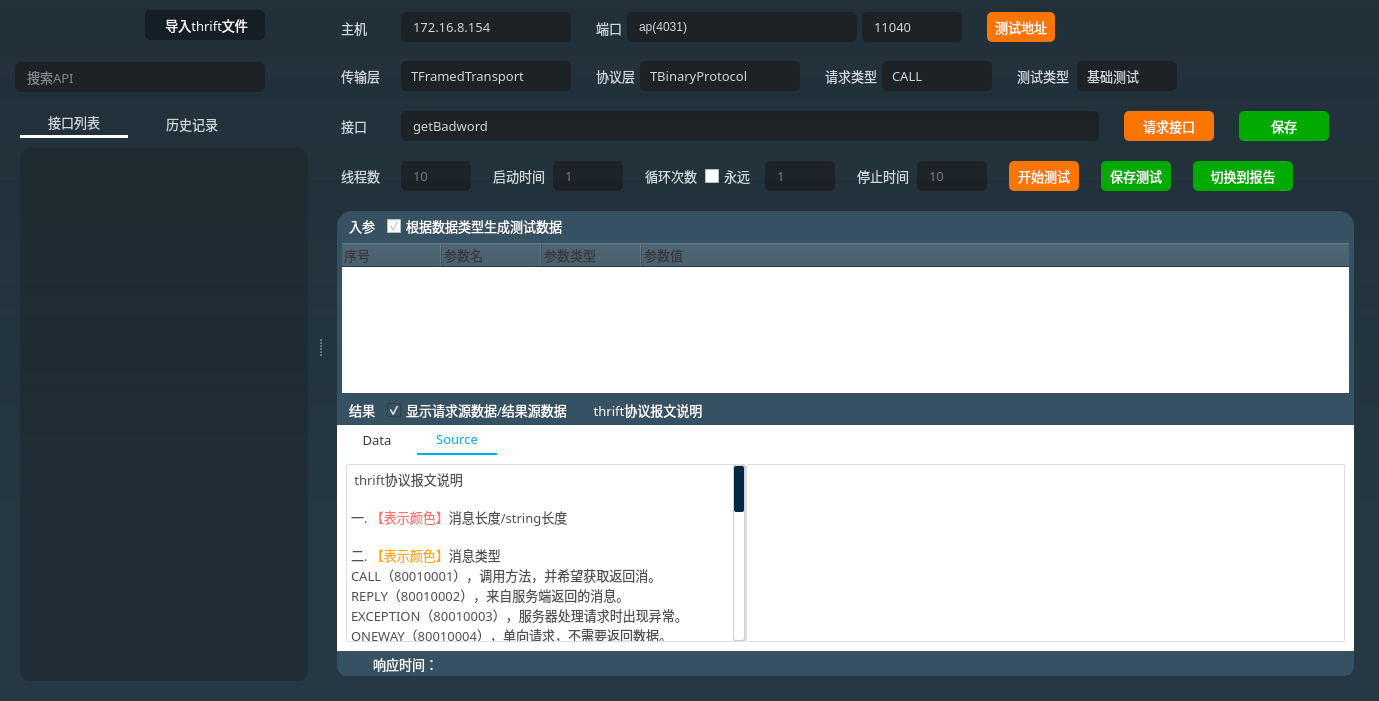
This is source/thriftwidget.ui in HuaGouFdog/Fdog-Kit as Qt 5 draws it before an edit. The edited form follows.
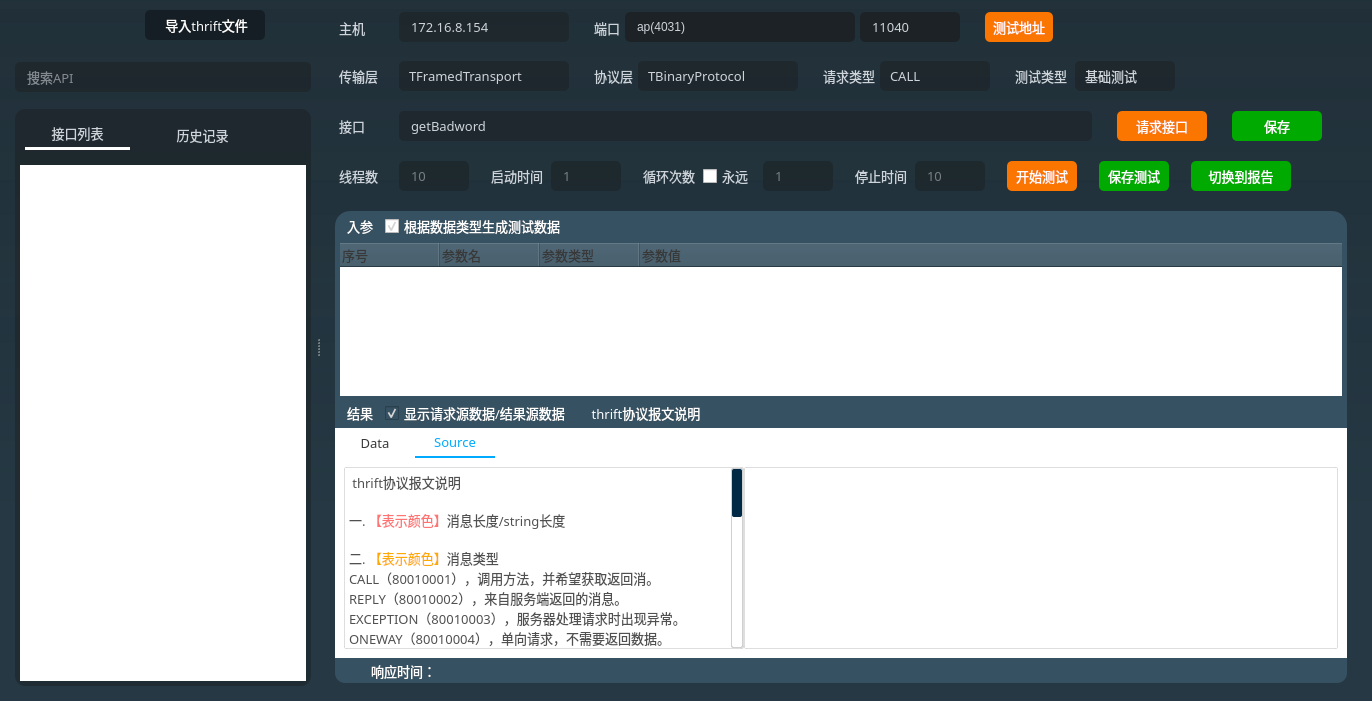
This is the edited form. Icons and pictures are not drawn.

Commit message: 修复跨thrift文件解析不了的问题，修复QMap当key是string遍历顺序问题

What changed in the file:
```diff
--- a/source/thriftwidget.ui
+++ b/source/thriftwidget.ui
@@ -6,7 +6,7 @@
    <rect>
     <x>0</x>
     <y>0</y>
-    <width>1379</width>
+    <width>1372</width>
     <height>701</height>
    </rect>
   </property>
@@ -96,7 +96,7 @@
      <widget class="QWidget" name="widget_left" native="true">
       <property name="minimumSize">
        <size>
-        <width>260</width>
+        <width>280</width>
         <height>0</height>
        </size>
       </property>
@@ -180,7 +180,7 @@
         <number>5</number>
        </property>
        <item>
-        <widget class="QWidget" name="widget_9" native="true">
+        <widget class="QWidget" name="widget_imprt_thrift" native="true">
          <property name="minimumSize">
           <size>
            <width>0</width>
@@ -301,7 +301,7 @@
         </widget>
        </item>
        <item>
-        <widget class="QWidget" name="widget_8" native="true">
+        <widget class="QWidget" name="widget_thrift_search" native="true">
          <property name="minimumSize">
           <size>
            <width>0</width>
@@ -325,7 +325,7 @@
             </property>
             <property name="maximumSize">
              <size>
-              <width>250</width>
+              <width>5999</width>
               <height>30</height>
              </size>
             </property>
@@ -340,7 +340,7 @@
              <string notr="true">QLineEdit{
 color: rgb(231, 238, 244);
 border-radius: 14px;
-background-color: rgb(25, 25, 25, 155);
+background-color: rgb(25, 25, 25, 100);
 border: 0px solid rgba(255, 255, 255, 0);
 border-radius: 5px;
 padding-left:10px;
@@ -352,22 +352,30 @@
             </property>
            </widget>
           </item>
-          <item>
-           <spacer name="horizontalSpacer_24">
-            <property name="orientation">
-             <enum>Qt::Horizontal</enum>
-            </property>
-            <property name="sizeHint" stdset="0">
-             <size>
-              <width>40</width>
-              <height>20</height>
-             </size>
-            </property>
-           </spacer>
-          </item>
          </layout>
         </widget>
        </item>
+       <item>
+        <widget class="QWidget" name="widget_thrift_api" native="true">
+         <property name="styleSheet">
+          <string notr="true">#widget_thrift_api {
+background-color: rgba(25, 25, 25, 100);
+border-radius: 10px;
+}</string>
+         </property>
+         <layout class="QVBoxLayout" name="verticalLayout_3">
+          <property name="leftMargin">
+           <number>0</number>
+          </property>
+          <property name="topMargin">
+           <number>10</number>
+          </property>
+          <property name="rightMargin">
+           <number>0</number>
+          </property>
+          <property name="bottomMargin">
+           <number>0</number>
+          </property>
        <item>
         <widget class="QTabWidget" name="tabWidget">
          <property name="font">
@@ -402,10 +410,10 @@
 	color:#ced4da;    /*设置tab中的文本的颜色*/
 	border-top-left-radius: 5px;    /*设置tab的边框的圆角（左上圆角）*/
 	border-top-right-radius: 5px;    /*设置tab的边框的圆角（右上圆角）*/
-	width:100px;
-	padding: 4px;
-	margin-right:5px;
-	margin-left: 5px;
+	width:95px;
+	padding: 5px;
+	margin-right:10px;
+	margin-left:10px;
 }
  
 /*设置TabWidget中QTabBar的tab被选中时的样式*/
@@ -449,6 +457,12 @@
           <number>0</number>
          </property>
          <widget class="QWidget" name="tab_2">
+             <property name="styleSheet">
+              <string notr="true">#tab_2{
+border-radius: 5px;
+background-color: rgba(28, 35, 39, 0);
+}</string>
+             </property>
           <attribute name="icon">
            <iconset resource="lib.qrc">
             <normaloff>:/lib/file2.png</normaloff>:/lib/file2.png</iconset>
@@ -461,16 +475,16 @@
             <number>6</number>
            </property>
            <property name="leftMargin">
-            <number>5</number>
+               <number>0</number>
            </property>
            <property name="topMargin">
             <number>10</number>
            </property>
            <property name="rightMargin">
-            <number>5</number>
+               <number>0</number>
            </property>
            <property name="bottomMargin">
-            <number>5</number>
+               <number>0</number>
            </property>
            <item>
             <widget class="QTreeWidget" name="treeWidget_api">
@@ -483,7 +497,7 @@
              </property>
              <property name="styleSheet">
               <string notr="true">QTreeWidget{
-background-color: rgba(25, 25, 25, 80);
+/*background-color: rgba(25, 25, 25, 100);*/
 border: 0px solid rgba(212, 212, 212, 50);
 border-radius: 10px;
 padding:5px;
@@ -515,7 +529,7 @@
 
 QScrollBar::handle:horizontal {
     height: 8px;
-	background-color: rgb(239, 239, 239);
+	background-color: rgba(239, 239, 239, 100);
     /*滚动条两端变成椭圆 */
     border-radius: 2px;
     min-height: 0;
@@ -574,6 +588,9 @@
        </item>
       </layout>
      </widget>
+       </item>
+      </layout>
+     </widget>
      <widget class="QWidget" name="widget_right" native="true">
       <property name="styleSheet">
        <string notr="true">
@@ -671,7 +688,7 @@
         <number>15</number>
        </property>
        <property name="bottomMargin">
-        <number>10</number>
+        <number>3</number>
        </property>
        <item>
         <widget class="QWidget" name="widget_6" native="true">
@@ -807,7 +824,7 @@
              <string notr="true">QLineEdit{
 color:#ced4da;
 border-radius: 14px;
-background-color: rgb(25, 25, 25, 155);
+background-color: rgb(25, 25, 25, 100);
 border: 0px solid rgba(255, 255, 255, 0);
 border-radius: 5px;
 padding-left:10px;
@@ -1264,7 +1281,7 @@
 	border:0px solid #8a8a8a;
 	color: rgb(138, 138, 138);
 	border-radius:5px;
-	background-color: rgb(25, 25, 25, 155);
+	background-color: rgb(25, 25, 25, 100);
 	padding-left:10px;
 	
 	font: 10pt &quot;OPPOSans B&quot;;
@@ -1695,7 +1712,7 @@
              <string notr="true">QLineEdit{
 color:#ced4da;
 border-radius: 14px;
-background-color: rgb(25, 25, 25, 155);
+background-color: rgb(25, 25, 25, 100);
 border: 0px solid rgba(255, 255, 255, 0);
 border-radius: 5px;
 padding-left:10px;
@@ -1920,7 +1937,7 @@
              <string notr="true">QLineEdit{
 color:#ced4da;
 border-radius: 14px;
-background-color: rgb(25, 25, 25, 155);
+background-color: rgb(25, 25, 25, 100);
 border: 0px solid rgba(255, 255, 255, 0);
 border-radius: 5px;
 padding-left:10px;
@@ -2005,7 +2022,7 @@
              <string notr="true">QLineEdit{
 color:#ced4da;
 border-radius: 14px;
-background-color: rgb(25, 25, 25, 155);
+background-color: rgb(25, 25, 25, 100);
 border: 0px solid rgba(255, 255, 255, 0);
 border-radius: 5px;
 padding-left:10px;
@@ -2118,7 +2135,7 @@
              <string notr="true">QLineEdit{
 color:#ced4da;
 border-radius: 14px;
-background-color: rgb(25, 25, 25, 155);
+background-color: rgb(25, 25, 25, 100);
 border: 0px solid rgba(255, 255, 255, 0);
 border-radius: 5px;
 padding-left:10px;
@@ -2203,7 +2220,7 @@
              <string notr="true">QLineEdit{
 color:#ced4da;
 border-radius: 14px;
-background-color: rgb(25, 25, 25, 155);
+background-color: rgb(25, 25, 25, 100);
 border: 0px solid rgba(255, 255, 255, 0);
 border-radius: 5px;
 padding-left:10px;
```
Lines whose indentation alone changed are shown as unchanged. The commit also changes 8 other files.
